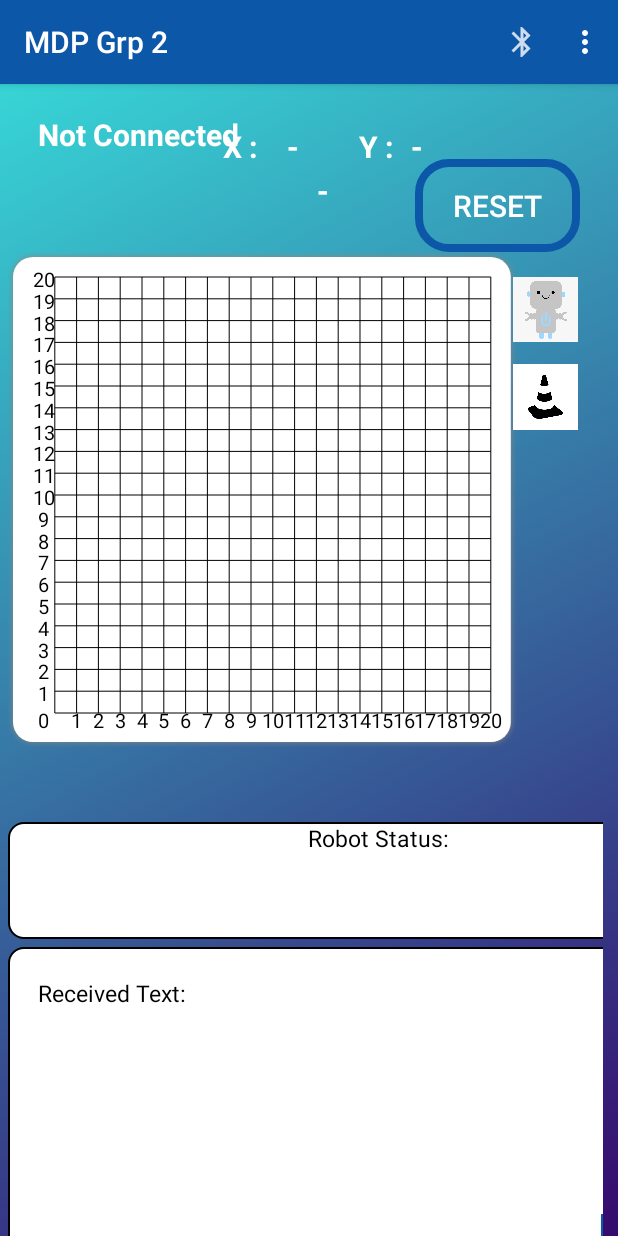
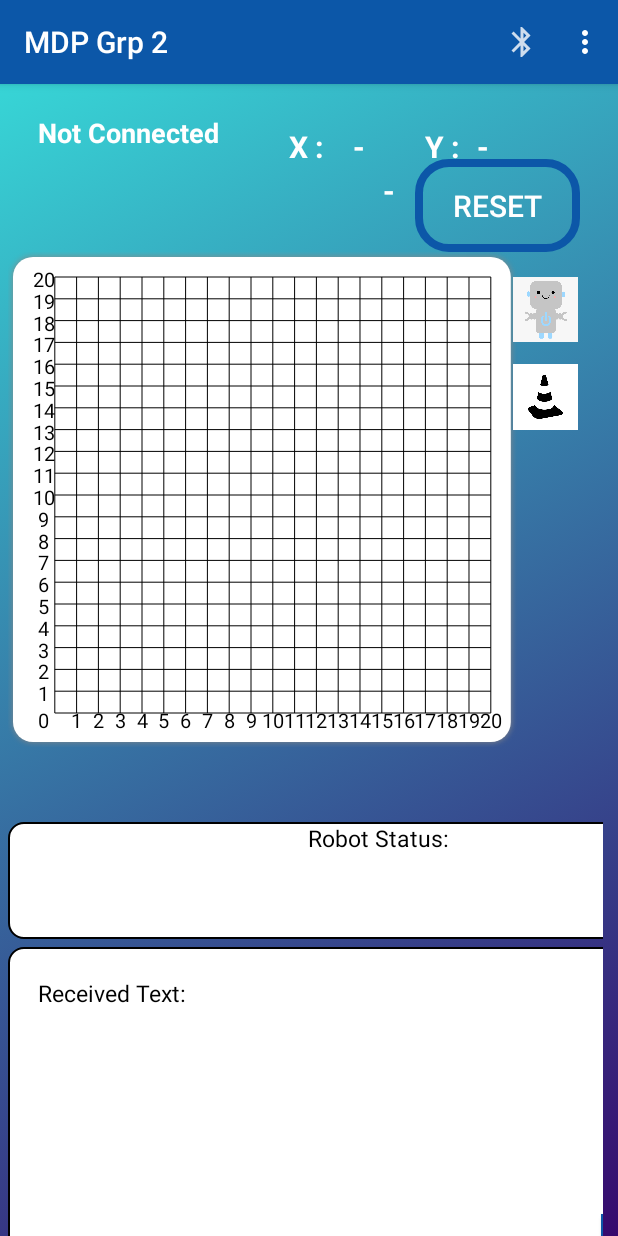
Before and after one commit to raiseu/grp2-android, an Android app: the screen it shows after launch (MainActivity), on a phone screen of 412 x 824 dp. Run offline under Robolectric (Android 15) with nearby library versions, the phone set to English and light mode, and no system bars.

Commit message:
fixing textview

```diff
--- a/app/src/main/java/com/example/mdpgrp2/MainActivity.java
+++ b/app/src/main/java/com/example/mdpgrp2/MainActivity.java
@@ -45,16 +45,13 @@ public class MainActivity extends AppCompatActivity {
     @SuppressLint("StaticFieldLeak")
     public static TextView txtDir;
     @SuppressLint("StaticFieldLeak")
-    public static TextView txtRobotStatus;
+    public static TextView txtRobotStatus, bluetoothTVStatus;
     private static MapGrid mapGrid;
     BluetoothChatFragment fragment;
 
     public boolean tiltChk = false;
     private Gyroscope gyroscope;
     MutableLiveData<String> listen = new MutableLiveData<>();
-
-    public static void updateBluetoothStatus(String s) {
-    }
 
     //Toolbar bottomSheetToolbar;
 
@@ -74,6 +71,8 @@ public class MainActivity extends AppCompatActivity {
         //Update Robot Pos
         txtX = findViewById(R.id.txtX);
         txtY = findViewById(R.id.txtY);
+
+        bluetoothTVStatus = findViewById(R.id.bluetoothTV);
 
         //Update Robot Direction
         txtDir = findViewById(R.id.txtDirection);
@@ -358,6 +357,12 @@ public class MainActivity extends AppCompatActivity {
         return false;
     }
 
+    // Update the robot status
+    public static void updateBluetoothStatus(String status){
+        //robot.setStatus(status);
+        bluetoothTVStatus.setText(status);
+    }
+
         /*
     private void setupBottomSheet() {
         bottomSheetToolbar.setTitle(R.string.message);
--- a/app/src/main/res/layout/activity_main.xml
+++ b/app/src/main/res/layout/activity_main.xml
@@ -34,7 +34,7 @@
                 android:text="@string/title_not_connected"
                 android:textColor="@color/white"
                 android:textStyle="bold"
-                android:textSize="20sp"
+                android:textSize="18sp"
                 app:layout_constraintLeft_toLeftOf="parent"
                 app:layout_constraintTop_toTopOf="parent"
                 android:layout_marginLeft="20dp"
@@ -50,7 +50,7 @@
                 android:textColor="@color/white"
                 android:textSize="20sp"
                 android:textStyle="bold"
-                app:layout_constraintHorizontal_bias="0.383"
+
                 app:layout_constraintLeft_toLeftOf="parent"
                 app:layout_constraintRight_toRightOf="parent"
                 app:layout_constraintTop_toTopOf="parent" />
```
